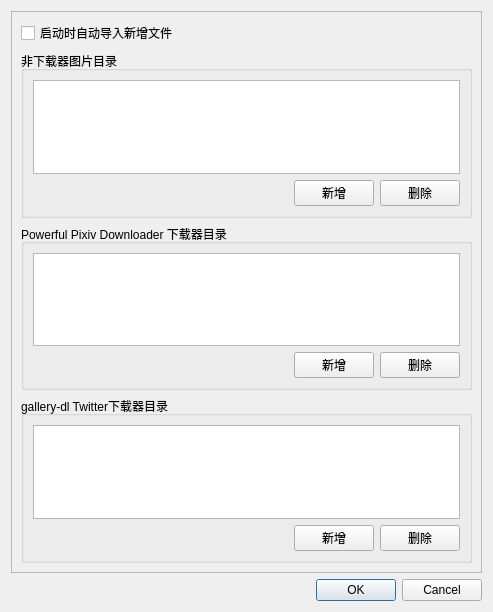
This is src/ui/settings_dialog.ui in R4nd5tr/waifu_gallery as Qt 5 draws it before an edit. The edited form follows.
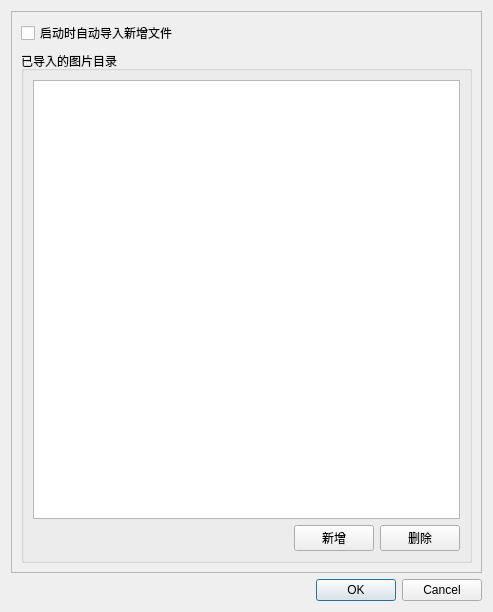
This is the edited form.

The edit to the form file:
```diff
--- a/src/ui/settings_dialog.ui
+++ b/src/ui/settings_dialog.ui
@@ -39,11 +39,11 @@
        <item>
         <widget class="QGroupBox" name="groupBox">
          <property name="title">
-          <string>非下载器图片目录</string>
+          <string>已导入的图片目录</string>
          </property>
          <layout class="QVBoxLayout" name="verticalLayout_2">
           <item>
-           <widget class="QListWidget" name="picDirsList"/>
+           <widget class="QTableWidget" name="picDirsTable"/>
           </item>
           <item>
            <layout class="QHBoxLayout" name="horizontalLayout">
@@ -79,92 +79,6 @@
          </layout>
         </widget>
        </item>
-       <item>
-        <widget class="QGroupBox" name="groupBox_2">
-         <property name="title">
-          <string>Powerful Pixiv Downloader 下载器目录</string>
-         </property>
-         <layout class="QVBoxLayout" name="verticalLayout_3">
-          <item>
-           <widget class="QListWidget" name="pixivPicDirsList"/>
-          </item>
-          <item>
-           <layout class="QHBoxLayout" name="horizontalLayout_2">
-            <item>
-             <spacer name="horizontalSpacer_2">
-              <property name="orientation">
-               <enum>Qt::Orientation::Horizontal</enum>
-              </property>
-              <property name="sizeHint" stdset="0">
-               <size>
-                <width>40</width>
-                <height>20</height>
-               </size>
-              </property>
-             </spacer>
-            </item>
-            <item>
-             <widget class="QPushButton" name="addPixivDirButton">
-              <property name="text">
-               <string>新增</string>
-              </property>
-             </widget>
-            </item>
-            <item>
-             <widget class="QPushButton" name="delPixivDirButton">
-              <property name="text">
-               <string>删除</string>
-              </property>
-             </widget>
-            </item>
-           </layout>
-          </item>
-         </layout>
-        </widget>
-       </item>
-       <item>
-        <widget class="QGroupBox" name="groupBox_3">
-         <property name="title">
-          <string>gallery-dl Twitter下载器目录</string>
-         </property>
-         <layout class="QVBoxLayout" name="verticalLayout_4">
-          <item>
-           <widget class="QListWidget" name="twitterPicDirsList"/>
-          </item>
-          <item>
-           <layout class="QHBoxLayout" name="horizontalLayout_3">
-            <item>
-             <spacer name="horizontalSpacer_3">
-              <property name="orientation">
-               <enum>Qt::Orientation::Horizontal</enum>
-              </property>
-              <property name="sizeHint" stdset="0">
-               <size>
-                <width>40</width>
-                <height>20</height>
-               </size>
-              </property>
-             </spacer>
-            </item>
-            <item>
-             <widget class="QPushButton" name="addTwitterDirButton">
-              <property name="text">
-               <string>新增</string>
-              </property>
-             </widget>
-            </item>
-            <item>
-             <widget class="QPushButton" name="delTwitterDirButton">
-              <property name="text">
-               <string>删除</string>
-              </property>
-             </widget>
-            </item>
-           </layout>
-          </item>
-         </layout>
-        </widget>
-       </item>
       </layout>
      </widget>
     </widget>
```
